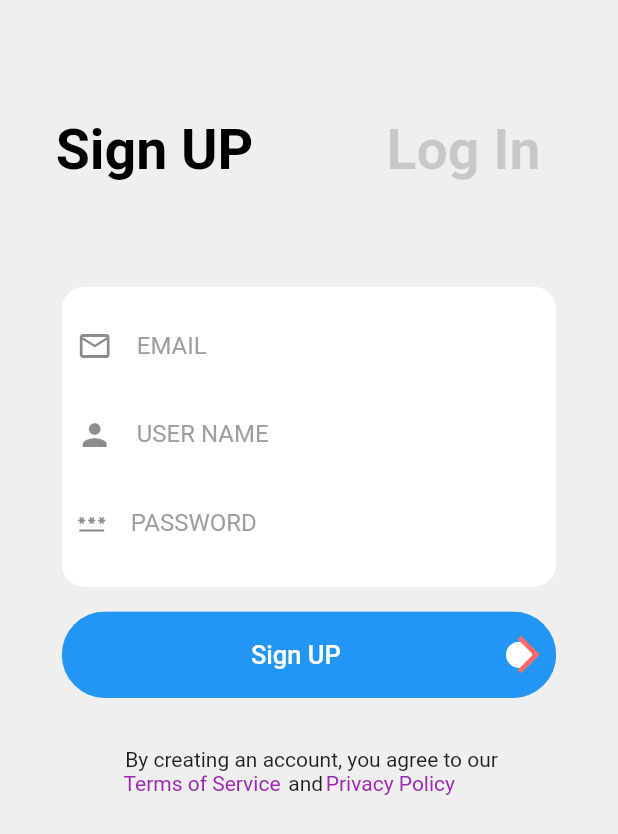
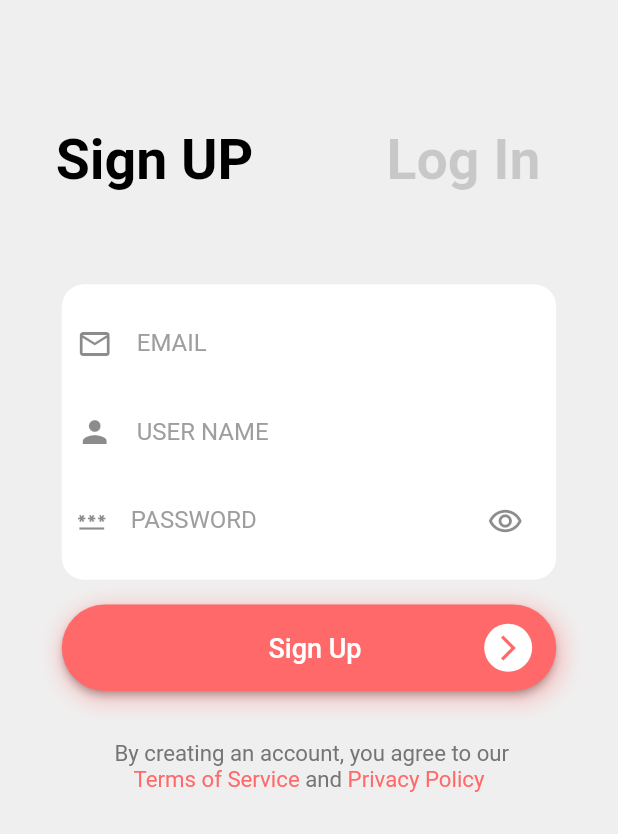
Before and after one commit to LoulouTBC/E-Commerce-App, a Flutter app: the screen it shows after launch, on a phone screen of 412 x 824 dp. Shown: the top 834 px of the screen. Run offline on Flutter 3.47's test engine with Material 2 defaults, Android fonts, the phone set to English and light mode, and no system bars.

Commit message:
home screen

```diff
--- /dev/null
+++ b/lib/constants/myButton.dart
@@ -0,0 +1,104 @@
+import 'package:flutter/material.dart';
+
+class MyButton extends StatelessWidget {
+  const MyButton({
+    Key? key,
+    required this.size,
+  }) : super(key: key);
+
+  final Size size;
+
+  @override
+  Widget build(BuildContext context) {
+    return Container(
+      margin: EdgeInsets.only(top: size.height * 0.02),
+      width: size.width * 0.8,
+      height: size.height * 0.07,
+      decoration:
+          BoxDecoration(borderRadius: BorderRadius.circular(30), boxShadow: [
+        BoxShadow(
+          color: Color.fromARGB(91, 255, 105, 105),
+          spreadRadius: 3,
+          blurRadius: 12,
+          offset: Offset(2, 4), // changes position of shadow
+        ),
+      ]),
+      child: MaterialButton(
+        color: Color(0xffFF6969),
+        disabledColor: Colors.grey,
+        shape: const RoundedRectangleBorder(
+          borderRadius: BorderRadius.all(
+            Radius.circular(30),
+          ),
+        ),
+        onPressed: () {
+          Navigator.pushNamed(context, "home");
+        },
+        child: Row(
+          mainAxisAlignment: MainAxisAlignment.spaceBetween,
+          children: const <Widget>[
+            // If I want it on left
+
+            Opacity(
+              // if I change opacity it will appear
+              opacity: 0.0,
+              child: CircleAvatar(
+                backgroundColor: Colors.amber,
+                child: Icon(
+                  Icons.arrow_forward_sharp,
+                  color: Colors.white,
+                ),
+              ),
+            ),
+            Text(
+              "Sign Up",
+              style: TextStyle(color: Colors.white, fontSize: 18.0),
+            ),
+            CircleAvatar(
+              maxRadius: 16,
+              // minRadius: 10,
+              backgroundColor: Colors.white,
+              child: Icon(
+                Icons.arrow_forward_ios_outlined,
+                color: Color(0xffFF6969),
+                size: 20,
+              ),
+            ),
+          ],
+        ),
+
+        // child: ElevatedButton(
+        //   onPressed: () {
+        //     Navigator.pushNamed(context, "home");
+        //   },
+        //   // color: Color(0xFFFF6969),
+        //   child: Expanded(
+        //     flex: 15,
+        //     child: Container(
+        //       // color: Colors.amber,
+        //       child: Row(
+        //         children: [
+        //           Expanded(
+        //             flex: 16,
+        //             child: Container(
+        //               child: const Text(
+        //                 'Sign UP',
+        //                 textAlign: TextAlign.center,
+        //                 style:
+        //                     TextStyle(color: Colors.white, fontSize: 17),
+        //               ),
+        //             ),
+        //           ),
+
+        //         ],
+        //       ),
+        //     ),
+        //   ),
+        //   // SizedBox(
+        //   //   width: size.width * 0.54,
+        //   // ),
+        // ),
+      ),
+    );
+  }
+}
--- a/lib/home.dart
+++ b/lib/home.dart
@@ -12,6 +12,22 @@ class HomePage extends StatefulWidget {
 class _HomePageState extends State<HomePage> {
   @override
   Widget build(BuildContext context) {
-    return Scaffold();
+    return Scaffold(
+      body: Column(
+        children: [
+          Expanded(
+            child: Row(
+              mainAxisAlignment: MainAxisAlignment.end,
+              children: [
+                IconButton(
+                    onPressed: () {}, icon: Icon(Icons.notifications_none)),
+                IconButton(
+                    onPressed: () {}, icon: Icon(Icons.messenger_outline))
+              ],
+            ),
+          )
+        ],
+      ),
+    );
   }
 }
--- a/lib/signup.dart
+++ b/lib/signup.dart
@@ -1,4 +1,5 @@
 import 'package:flutter/material.dart';
+import 'package:my_ui/constants/myButton.dart';
 
 class SignUP extends StatefulWidget {
   const SignUP({super.key});
@@ -10,6 +11,7 @@ class SignUP extends StatefulWidget {
 class _SignUPState extends State<SignUP> {
   bool sign = true;
   bool log = false;
+  bool _obscureText = true;
   @override
   Widget build(BuildContext context) {
     Size size = MediaQuery.of(context).size;
@@ -19,8 +21,8 @@ class _SignUPState extends State<SignUP> {
       body: Container(
         child: Column(children: [
           Container(
-            height: 100,
-            margin: EdgeInsets.only(top: 50),
+            height: size.height * 0.1,
+            margin: EdgeInsets.only(top: size.height * 0.08),
             child: Row(
               children: [
                 Expanded(
@@ -67,7 +69,6 @@ class _SignUPState extends State<SignUP> {
           Container(
             margin: EdgeInsets.only(top: size.height * 0.05),
             width: size.width * 0.8,
-            height: 200,
             decoration: BoxDecoration(
                 color: Colors.white, borderRadius: BorderRadius.circular(15)),
             child: Container(
@@ -101,8 +102,9 @@ class _SignUPState extends State<SignUP> {
                       ),
                     ),
                     TextFormField(
-                        decoration: const InputDecoration(
-                      icon: Icon(
+                        obscureText: _obscureText,
+                        decoration: InputDecoration(
+                            icon: const Icon(
                               Icons.password,
                               size: 20,
                             ),
@@ -110,66 +112,22 @@ class _SignUPState extends State<SignUP> {
                             labelStyle: TextStyle(color: Colors.grey),
                             hintText: ' type your password',
                             border: InputBorder.none,
-                    )),
+                            suffixIcon: IconButton(
+                              icon: Icon(Icons.remove_red_eye_outlined),
+                              onPressed: () {
+                                setState(() {
+                                  _obscureText == true
+                                      ? _obscureText = false
+                                      : _obscureText = true;
+                                });
+                              },
+                            ))),
                   ],
                 ),
               ),
             ),
           ),
-          Container(
-            decoration: BoxDecoration(borderRadius: BorderRadius.circular(30)),
-            margin: EdgeInsets.only(top: size.height * 0.02),
-            width: size.width * 0.8,
-            height: size.height * 0.07,
-            child: ClipRRect(
-              borderRadius: BorderRadius.circular(30),
-              child: ElevatedButton(
-                onPressed: () {
-                  Navigator.pushNamed(context, "home");
-                },
-                // color: Color(0xFFFF6969),
-                child: Expanded(
-                  flex: 15,
-                  child: Container(
-                    // color: Colors.amber,
-                    child: Row(
-                      children: [
-                        Expanded(
-                          flex: 16,
-                          child: Container(
-                            child: const Text(
-                              'Sign UP',
-                              textAlign: TextAlign.center,
-                              style:
-                                  TextStyle(color: Colors.white, fontSize: 17),
-                            ),
-                          ),
-                        ),
-                        Expanded(
-                          child: Container(
-                            // height: 50,
-                            // width: 60,
-                            decoration: const BoxDecoration(
-                              shape: BoxShape.circle,
-                              color: Colors.white,
-                            ),
-                            child: const Icon(
-                              Icons.arrow_forward_ios_sharp,
-                              size: 30,
-                              color: Color(0xFFFF6969),
-                            ),
-                          ),
-                        ),
-                      ],
-                    ),
-                  ),
-                ),
-                // SizedBox(
-                //   width: size.width * 0.54,
-                // ),
-              ),
-            ),
-          ),
+          MyButton(size: size),
           SizedBox(
             height: size.height * 0.04,
           ),
@@ -181,27 +139,52 @@ class _SignUPState extends State<SignUP> {
                 child: Text(
                   " By creating an account, you agree to our",
                   textAlign: TextAlign.center,
+                  style: TextStyle(
+                      color: Colors.grey[600], fontSize: size.height * 0.018),
                 ),
               ),
               Container(
-                // color: Colors.amber,
+                // color: Color.fromARGB(255, 42, 149, 152),
                 width: size.width * 0.6,
                 child: Row(
-                  children: const [
-                    InkWell(
-                      child: Text(
-                        'Terms of Service ',
-                        style: TextStyle(color: Colors.purple),
+                  children: [
+                    Expanded(
+                      child: SizedBox(
+                        width: size.width * 0.05,
                       ),
                     ),
-                    Text(
-                      "and ",
+                    Container(
+                      child: InkWell(
+                        child: Text(
+                          'Terms of Service',
+                          style: TextStyle(
+                              color: Color(0xffFF6969),
+                              fontSize: size.height * 0.018),
+                        ),
+                      ),
+                    ),
+                    Container(
+                      child: Text(
+                        "and  ",
                         textAlign: TextAlign.center,
+                        style: TextStyle(
+                            color: Colors.grey[600],
+                            fontSize: size.height * 0.018),
                       ),
-                    InkWell(
+                    ),
+                    Container(
+                      child: InkWell(
                         child: Text(
                           'Privacy Policy',
-                        style: TextStyle(color: Colors.purple),
+                          style: TextStyle(
+                              color: Color(0xffFF6969),
+                              fontSize: size.height * 0.018),
+                        ),
+                      ),
+                    ),
+                    Expanded(
+                      child: SizedBox(
+                        width: size.width * 0.05,
                       ),
                     ),
                   ],
@@ -215,4 +198,6 @@ class _SignUPState extends State<SignUP> {
     );
   }
 }
+
+
 // By creating an account, you agree to our Terms of Service and Privacy Policy
```
Lines whose indentation alone changed are shown as unchanged.
